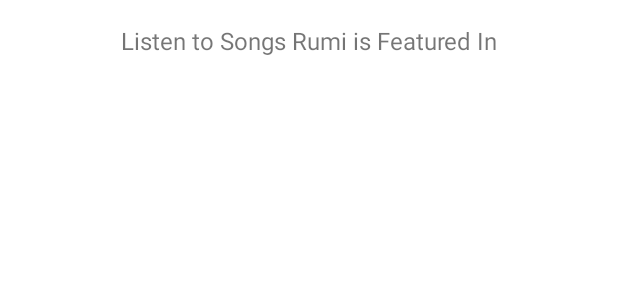
After one commit to FreetimeMaker/K-Pop-Demon-Hunters-Java, an Android app: the layout activity_rumi_music.xml on its own in the app's theme, with its tools: preview values and no code run, on a phone screen of 412 x 824 dp. The commit adds this screen. Shown: the top 300 px of the screen. Run offline under Robolectric (Android 15) with nearby library versions, the phone set to English and light mode, and no system bars.

Commit message:
changed a little bit

```diff
--- /dev/null
+++ b/app/src/main/java/com/freetime/kpdhj/ui/character/RumiMusicActivity.java
@@ -0,0 +1,5 @@
+package com.freetime.kpdhj.ui.character;
+
+import androidx.appcompat.app.AppCompatActivity;
+public class RumiMusicActivity extends AppCompatActivity {
+}
--- /dev/null
+++ b/app/src/main/res/layout/activity_rumi_music.xml
@@ -0,0 +1,38 @@
+<?xml version="1.0" encoding="utf-8"?>
+<FrameLayout xmlns:android="http://schemas.android.com/apk/res/android"
+    xmlns:tools="http://schemas.android.com/tools"
+    android:layout_width="match_parent"
+    android:layout_height="match_parent"
+    android:background="@color/white"
+    android:theme="@style/ThemeOverlay.KPopDemonHunters.FullscreenContainer"
+    tools:context=".ui.character.RumiMusicActivity">
+
+    <!-- This FrameLayout insets its children based on system windows using
+         android:fitsSystemWindows. -->
+    <FrameLayout
+        android:layout_width="match_parent"
+        android:layout_height="match_parent"
+        android:fitsSystemWindows="true">
+
+        <ScrollView
+            android:layout_width="match_parent"
+            android:layout_height="match_parent" >
+
+            <LinearLayout
+                android:layout_width="match_parent"
+                android:layout_height="match_parent"
+                android:orientation="vertical" >
+
+                <com.google.android.material.textview.MaterialTextView
+                    android:layout_width="match_parent"
+                    android:layout_height="wrap_content"
+                    android:padding="16dp"
+                    android:textAlignment="center"
+                    android:text="Listen to Songs Rumi is Featured In"
+                    android:textSize="16sp" />
+            </LinearLayout>
+        </ScrollView>
+
+    </FrameLayout>
+
+</FrameLayout>
--- a/app/src/main/res/values/strings.xml
+++ b/app/src/main/res/values/strings.xml
@@ -4,4 +4,7 @@
     <string name="title_dashboard">Characters</string>
     <string name="title_notifications">Music</string>
     <string name="title_news">News</string>
+    <string name="title_activity_rumi_music">RumiMusicActivity</string>
+    <string name="dummy_button">Dummy Button</string>
+    <string name="dummy_content">DUMMY\nCONTENT</string>
 </resources>
```
Also changed, not shown: app/src/main/AndroidManifest.xml (+6 -2 lines), app/src/main/java/com/freetime/kpdhj/ui/character/RumiActivity.java (+13 -2 lines), app/src/main/res/layout/activity_rumi.xml (+7 -0 lines), app/src/main/res/values/styles.xml (+14 -4 lines), app/src/main/res/values/themes.xml (+8 -0 lines).
